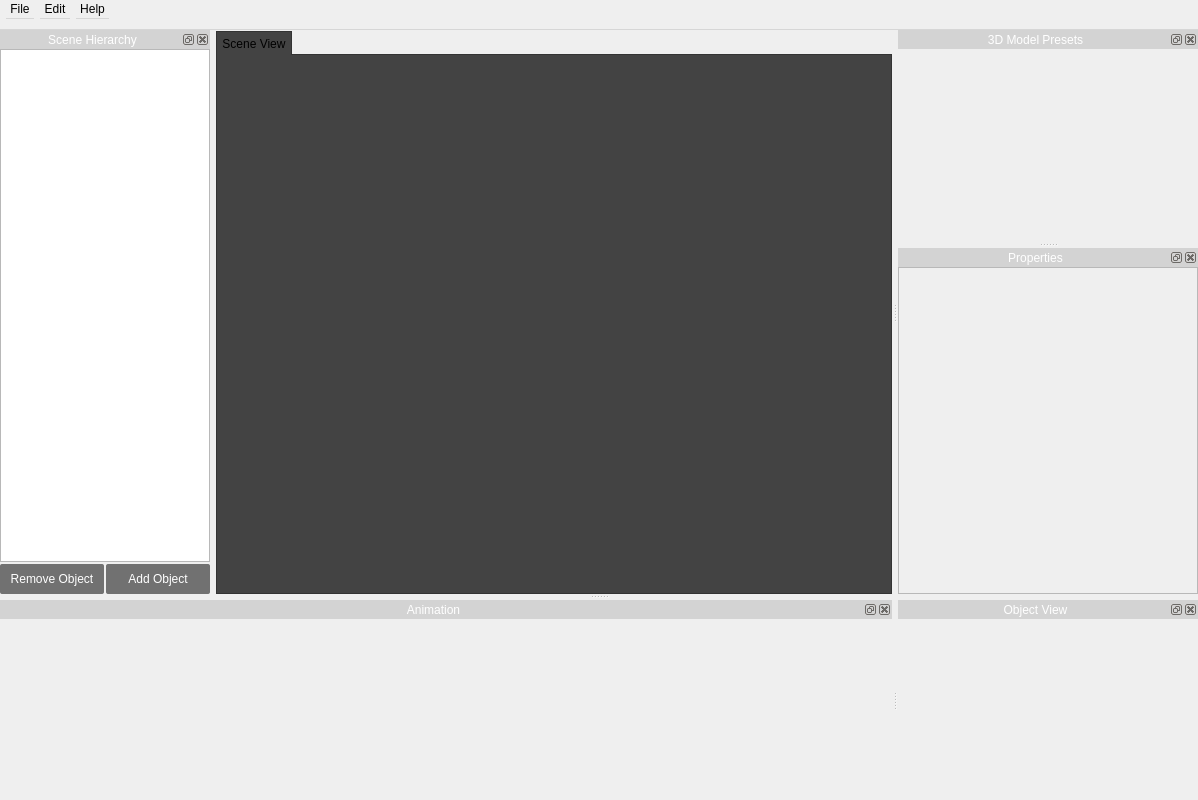
Qt form src/newmainwindow.ui (jahshaka/Studio) before a commit.
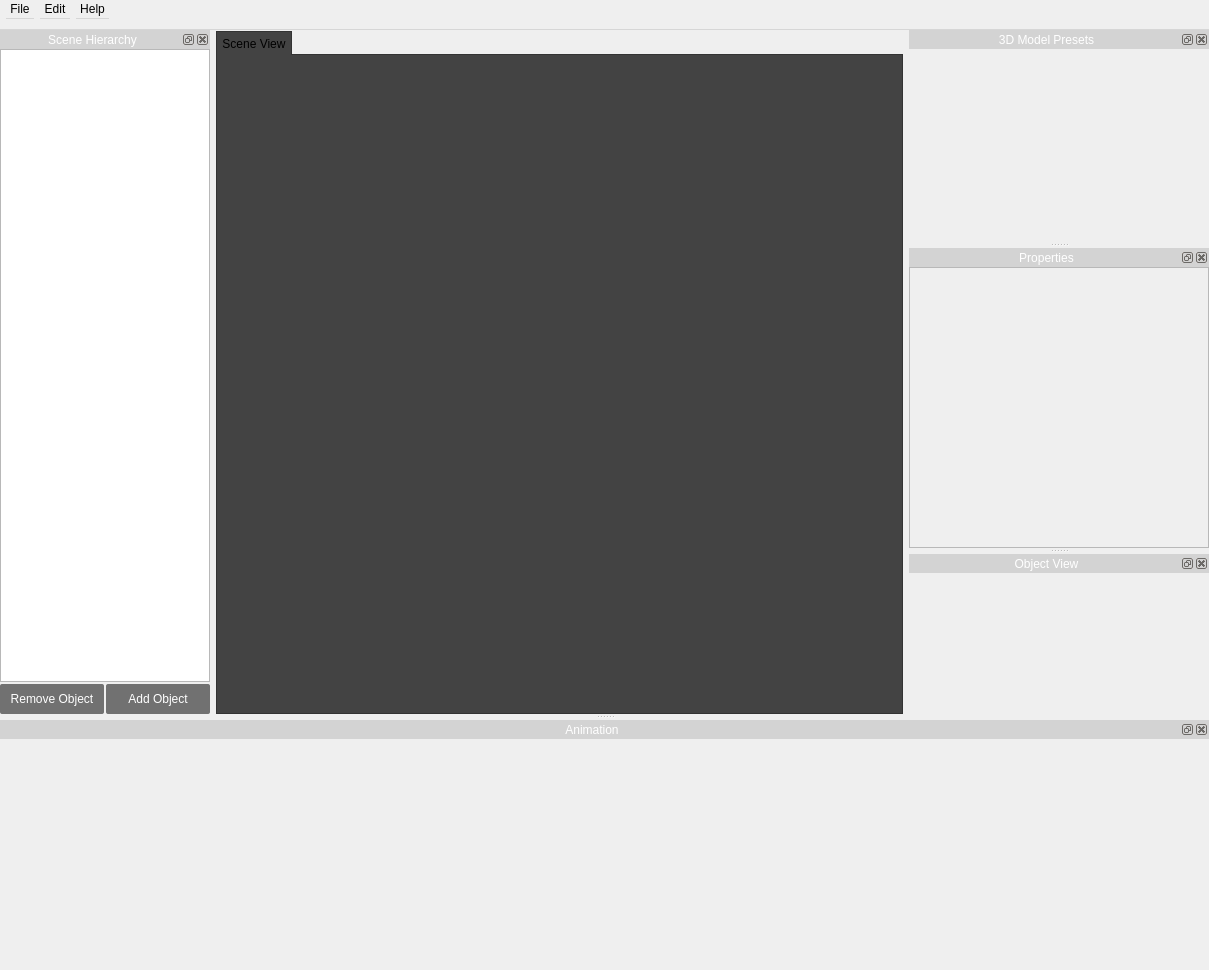
The same form after that commit. Icons and pictures are not drawn. Custom widgets are drawn as their Qt base class.

The edit to the form file:
```diff
--- a/src/newmainwindow.ui
+++ b/src/newmainwindow.ui
@@ -6,8 +6,8 @@
    <rect>
     <x>0</x>
     <y>0</y>
-    <width>1198</width>
-    <height>795</height>
+    <width>1209</width>
+    <height>945</height>
    </rect>
   </property>
   <property name="windowTitle">
@@ -180,7 +180,7 @@
     <rect>
      <x>0</x>
      <y>0</y>
-     <width>1198</width>
+     <width>1209</width>
      <height>30</height>
     </rect>
    </property>
@@ -554,7 +554,7 @@
     <zorder>widget</zorder>
    </widget>
   </widget>
-  <widget class="QDockWidget" name="PropertiesDock">
+  <widget class="QDockWidget" name="ModelsPresetsDock">
    <property name="minimumSize">
     <size>
      <width>300</width>
@@ -564,7 +564,7 @@
    <property name="maximumSize">
     <size>
      <width>524287</width>
-     <height>205</height>
+     <height>212</height>
     </size>
    </property>
    <property name="styleSheet">
@@ -615,8 +615,8 @@
   <widget class="QDockWidget" name="AnimationDock">
    <property name="minimumSize">
     <size>
-     <width>82</width>
-     <height>200</height>
+     <width>85</width>
+     <height>250</height>
     </size>
    </property>
    <property name="styleSheet">
@@ -642,6 +642,12 @@
      <property name="bottomMargin">
       <number>0</number>
      </property>
+     <property name="spacing">
+      <number>0</number>
+     </property>
+     <item row="1" column="0">
+      <widget class="AnimationWidget" name="animationtimeline"/>
+     </item>
      <item row="0" column="0">
       <widget class="MainTimelineWidget" name="mainTimeline" native="true">
        <property name="sizePolicy">
@@ -653,13 +659,13 @@
        <property name="minimumSize">
         <size>
          <width>0</width>
-         <height>52</height>
+         <height>30</height>
         </size>
        </property>
        <property name="maximumSize">
         <size>
          <width>16777215</width>
-         <height>16777215</height>
+         <height>30</height>
         </size>
        </property>
        <property name="styleSheet">
@@ -673,7 +679,7 @@
     </layout>
    </widget>
   </widget>
-  <widget class="QDockWidget" name="dockWidget">
+  <widget class="QDockWidget" name="PropertiesDock">
    <property name="minimumSize">
     <size>
      <width>89</width>
@@ -708,6 +714,9 @@
          <height>220</height>
         </size>
        </property>
+       <property name="sizeAdjustPolicy">
+        <enum>QAbstractScrollArea::AdjustToContents</enum>
+       </property>
        <property name="widgetResizable">
         <bool>true</bool>
        </property>
@@ -717,7 +726,7 @@
           <x>0</x>
           <y>0</y>
           <width>298</width>
-          <height>321</height>
+          <height>270</height>
          </rect>
         </property>
        </widget>
@@ -730,20 +739,20 @@
    <property name="minimumSize">
     <size>
      <width>300</width>
-     <height>44</height>
+     <height>160</height>
     </size>
    </property>
    <property name="maximumSize">
     <size>
      <width>300</width>
-     <height>524287</height>
+     <height>160</height>
     </size>
    </property>
    <property name="windowTitle">
     <string>Object View</string>
    </property>
    <attribute name="dockWidgetArea">
-    <number>8</number>
+    <number>2</number>
    </attribute>
    <widget class="QWidget" name="dockWidgetContents_2"/>
   </widget>
```
Left out of the diff: 9 changed lines with no effect on the pictures.
